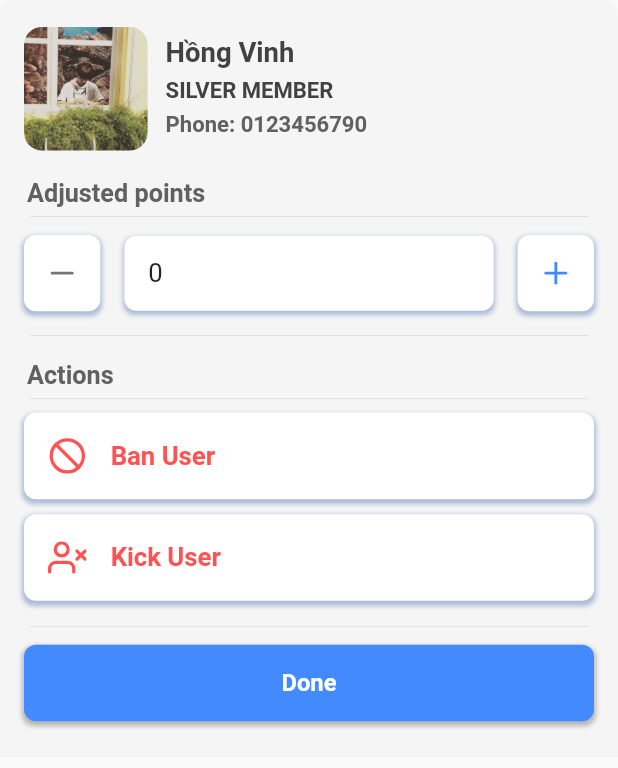
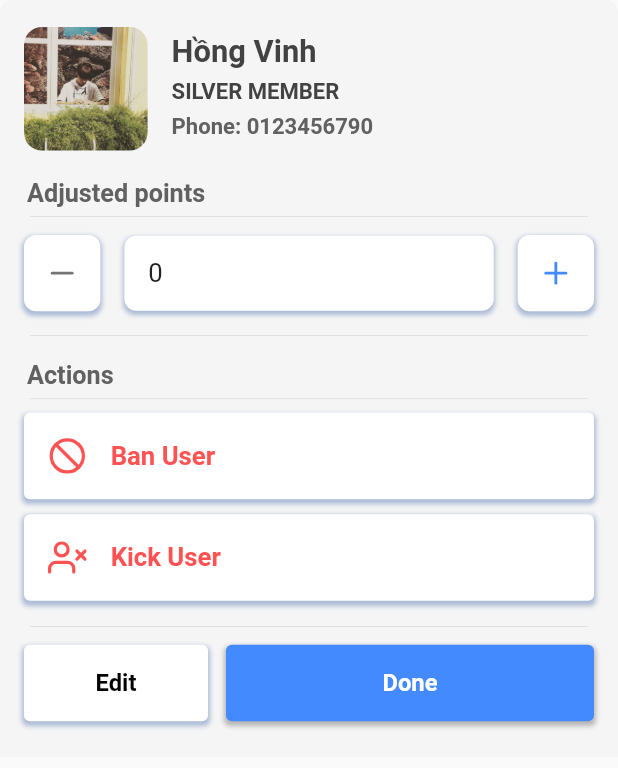
Before and after one commit to lambiengcode/flutter-ecommerce-app-sandbox, a Flutter app: the BottomInfo widget shown alone on an empty page, opened directly, on a phone screen of 412 x 824 dp. Shown: the top 768 px of the screen. Run offline on Flutter 3.47's test engine with Material 2 defaults, Android fonts, the light colour scheme and no system bars; our stand-ins replace carousel_slider, fl_chart, flutter_icons, font_awesome_flutter, get; network calls fail.

Commit message:
done demo UI

```diff
--- a/lib/src/pages/members/widgets/bottom_info.dart
+++ b/lib/src/pages/members/widgets/bottom_info.dart
@@ -53,19 +53,19 @@ class _BottomInfoState extends State<BottomInfo> {
                     ),
                   ),
                   SizedBox(
-                    width: 12.0,
+                    width: 16.0,
                   ),
                   Expanded(
                     child: Column(
                       crossAxisAlignment: CrossAxisAlignment.start,
                       children: [
                         SizedBox(
-                          height: 6.0,
+                          height: 4.0,
                         ),
                         Text(
                           'Hồng Vinh',
                           style: TextStyle(
-                            fontSize: _size.width / 22.5,
+                            fontSize: _size.width / 20.0,
                             fontWeight: FontWeight.bold,
                             color: Colors.grey.shade800,
                           ),
@@ -276,9 +276,45 @@ class _BottomInfoState extends State<BottomInfo> {
                 mainAxisAlignment: MainAxisAlignment.start,
                 children: <Widget>[
                   Expanded(
+                    flex: 2,
+                    child: GestureDetector(
+                      onTap: () => Navigator.of(context).pop(context),
+                      child: Container(
+                        padding: EdgeInsets.symmetric(
+                          vertical: 16.0,
+                        ),
+                        alignment: Alignment.center,
+                        decoration: BoxDecoration(
+                          borderRadius: BorderRadius.all(Radius.circular(4.0)),
+                          color: Colors.white,
+                          boxShadow: [
+                            BoxShadow(
+                              color: Color(0xFFABBAD5),
+                              spreadRadius: .8,
+                              blurRadius: 2.0,
+                              offset:
+                                  Offset(0, 2.0), // changes position of shadow
+                            ),
+                          ],
+                        ),
+                        child: Text(
+                          'Edit',
+                          style: TextStyle(
+                            color: Colors.black,
+                            fontSize: _size.width / 26.0,
+                            fontWeight: FontWeight.w600,
+                          ),
+                        ),
+                      ),
+                    ),
+                  ),
+                  SizedBox(
+                    width: 12.0,
+                  ),
+                  Expanded(
                     flex: 4,
                     child: GestureDetector(
-                      onTap: () async {},
+                      onTap: () => Navigator.of(context).pop(context),
                       child: Container(
                         padding: EdgeInsets.symmetric(
                           vertical: 16.0,
@@ -286,7 +322,7 @@ class _BottomInfoState extends State<BottomInfo> {
                         alignment: Alignment.center,
                         decoration: BoxDecoration(
                           color: Colors.blueAccent,
-                          borderRadius: BorderRadius.all(Radius.circular(8.0)),
+                          borderRadius: BorderRadius.all(Radius.circular(4.0)),
                           boxShadow: [
                             BoxShadow(
                               color: Colors.black26,
@@ -334,7 +370,7 @@ class _BottomInfoState extends State<BottomInfo> {
         ),
         alignment: Alignment.center,
         decoration: BoxDecoration(
-          borderRadius: BorderRadius.all(Radius.circular(8.0)),
+          borderRadius: BorderRadius.all(Radius.circular(4.0)),
           color: Colors.white,
           boxShadow: [
             BoxShadow(
```
Also changed, not shown: lib/src/pages/home/home_page.dart (+12 -8 lines).
